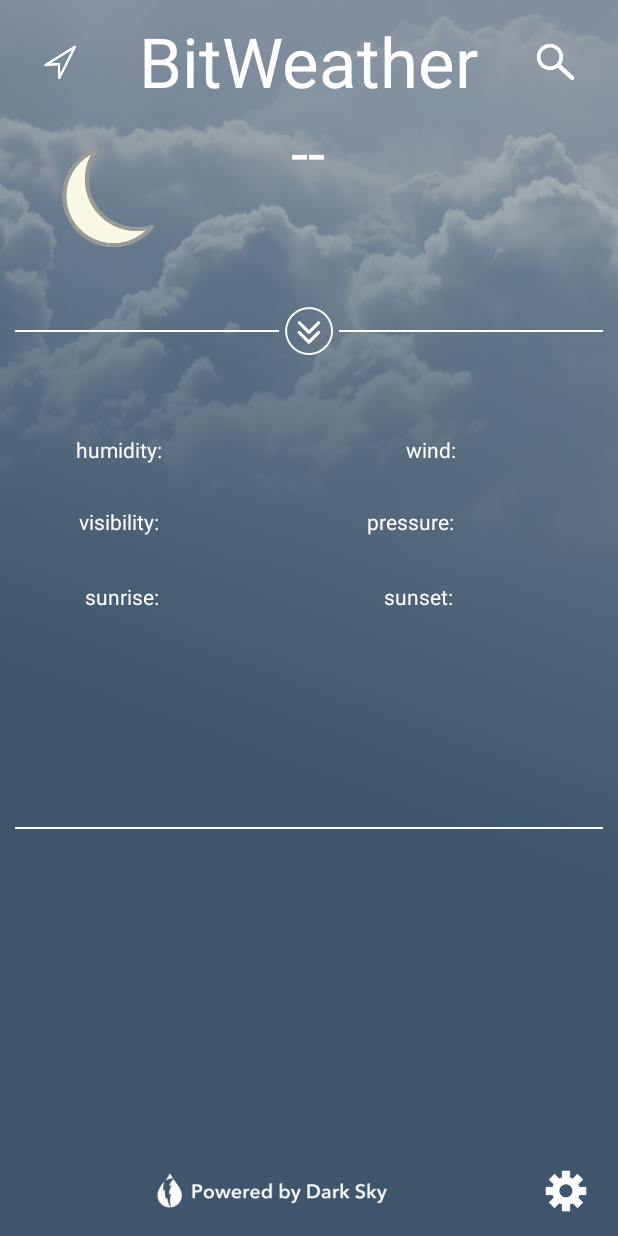
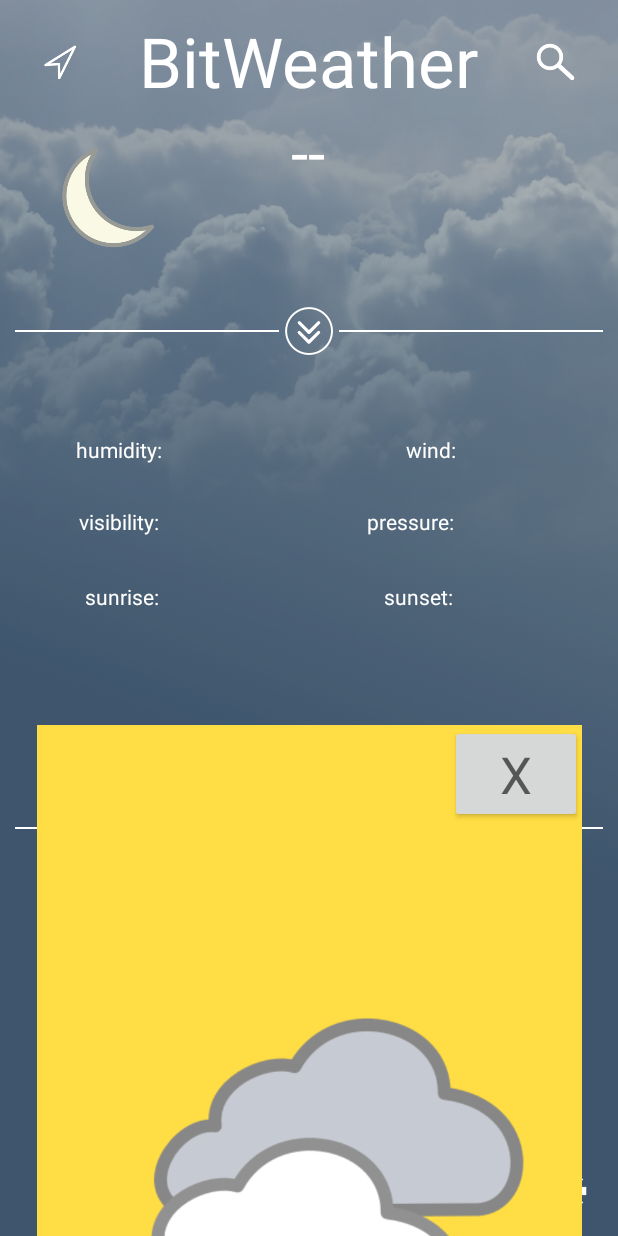
Before and after one commit to Osadchuk8/BitWeather-Android, an Android app: the layout activity_main.xml on its own in the app's theme, with its tools: preview values and no code run, on a phone screen of 412 x 824 dp. Run offline under Robolectric (Android 15) with nearby library versions, the phone set to English and light mode, and no system bars; Roboto replaces fonts that are not available here.

Commit message:
options menu change

```diff
--- a/app/src/main/java/com/example/bitweather/MainActivity.java
+++ b/app/src/main/java/com/example/bitweather/MainActivity.java
@@ -52,6 +52,7 @@
     private TextView tvTempHigh;
     private TextView tvTempLow;
     private ImageView ivCurrentIcon;
+    private ImageButton btnOptions;
 
     //Details
     private TextView tvDetailSummary;
@@ -134,6 +135,37 @@
         tvDetailPressure = findViewById(R.id.tv_pressure);
         tvDetailSunrise = findViewById(R.id.tv_sunrise2);
         tvDetailSunset = findViewById(R.id.tv_sunset2);
+
+
+
+        LinearLayout llMenuOptions = findViewById(R.id.ll_menu_options);
+        llMenuOptions.setVisibility(View.GONE);
+
+        btnOptions = findViewById(R.id.btn_options);
+        btnOptions.setOnClickListener(new View.OnClickListener() {
+            @Override
+            public void onClick(View v) {
+                Log.d(TAG, "btnSearch onClick()");
+                llMenuOptions.setVisibility(View.VISIBLE);
+
+                // comment ' android:animateLayoutChanges="true" ' in layout root node before manual anim
+                // manual anumation:
+                //llMenuOptions.animate().translationY(llMenuOptions.getHeight());
+                //
+
+                //toggle options
+
+            }
+        });
+
+
+        Button btnCloseOptions = findViewById(R.id.btn_close_options);
+        btnCloseOptions.setOnClickListener(new View.OnClickListener() {
+            @Override
+            public void onClick(View v) {
+                llMenuOptions.setVisibility(View.GONE);
+            }
+        });
 
 
         ImageButton btnSearch = findViewById(R.id.btn_search);
--- a/app/src/main/res/layout/activity_main.xml
+++ b/app/src/main/res/layout/activity_main.xml
@@ -5,6 +5,7 @@
     android:id="@+id/main_root_layout"
     android:layout_width="match_parent"
     android:layout_height="match_parent"
+    android:animateLayoutChanges="true"
     tools:context=".MainActivity">
 
     <!--
@@ -530,4 +531,34 @@
 
     </LinearLayout>
 
+    <LinearLayout
+        android:id="@+id/ll_menu_options"
+        android:layout_width="363dp"
+        android:layout_height="589dp"
+        android:layout_marginStart="10dp"
+        android:layout_marginTop="731dp"
+        android:layout_marginEnd="10dp"
+        android:background="@color/honey"
+        android:orientation="vertical"
+        android:visibility="visible"
+        app:layout_constraintBottom_toBottomOf="parent"
+        app:layout_constraintEnd_toEndOf="parent"
+        app:layout_constraintStart_toStartOf="parent"
+        app:layout_constraintTop_toTopOf="@+id/rootLinearLayout">
+
+        <Button
+            android:id="@+id/btn_close_options"
+            android:layout_width="wrap_content"
+            android:layout_height="wrap_content"
+            android:layout_gravity="right"
+            android:text="X"
+            android:textAppearance="@style/TextAppearance.AppCompat.Display1" />
+
+        <ImageView
+            android:id="@+id/imageView2"
+            android:layout_width="match_parent"
+            android:layout_height="wrap_content"
+            app:srcCompat="@drawable/cond_cloudy" />
+    </LinearLayout>
+
 </android.support.constraint.ConstraintLayout>
```
